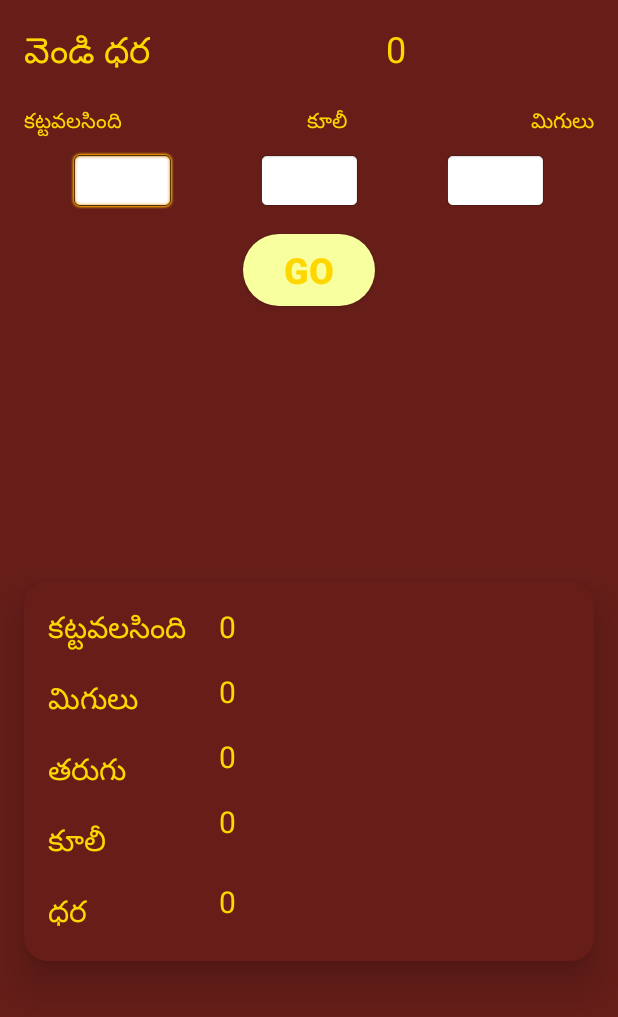
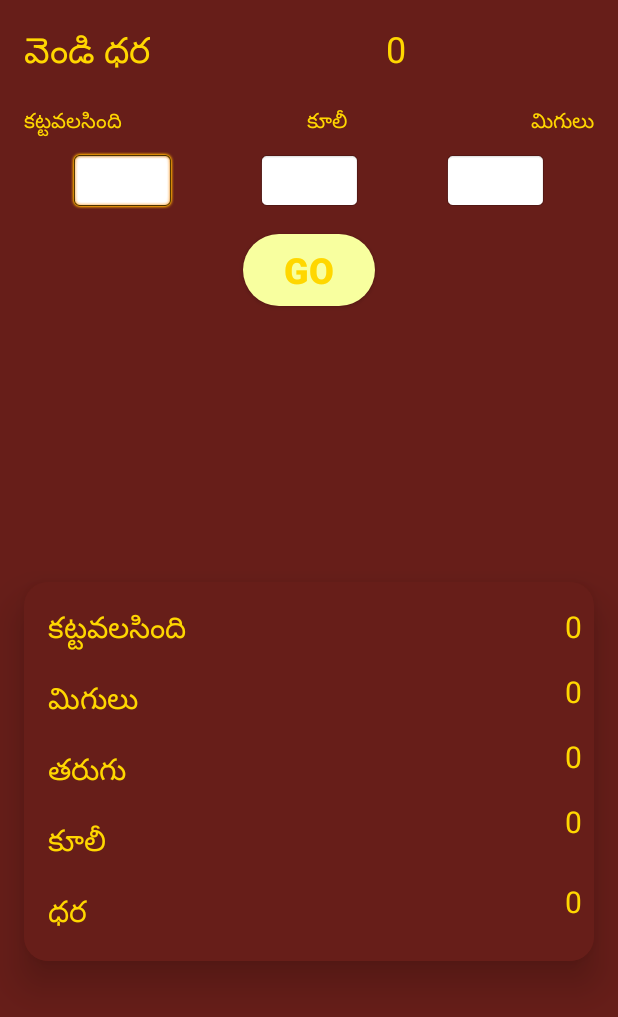
Before and after one commit to ajithr1/S-Rate-Cal, an Android app: the screen it shows after launch (MainActivity), on a phone screen of 412 x 824 dp. Shown: the top 1017 px of the screen. Run offline under Robolectric (Android 15) with nearby library versions, the phone set to English and light mode, and no system bars.

Commit message:
UI Optimizations 4.
Output optimized to 2 decimals.

```diff
--- a/app/src/main/res/layout/activity_main.xml
+++ b/app/src/main/res/layout/activity_main.xml
@@ -175,12 +175,12 @@
                 android:id="@+id/pay"
                 android:layout_width="wrap_content"
                 android:layout_height="wrap_content"
-                android:layout_marginStart="130dp"
                 android:layout_marginTop="16dp"
+                android:layout_marginEnd="8dp"
                 android:text="@string/_0"
                 android:textColor="#FFD700"
                 android:textSize="20sp"
-                app:layout_constraintStart_toStartOf="parent"
+                app:layout_constraintEnd_toEndOf="parent"
                 app:layout_constraintTop_toTopOf="parent" />
 
             <TextView
@@ -211,12 +211,12 @@
                 android:id="@+id/left"
                 android:layout_width="wrap_content"
                 android:layout_height="wrap_content"
-                android:layout_marginStart="130dp"
                 android:layout_marginTop="16dp"
+                android:layout_marginEnd="8dp"
                 android:text="@string/_0"
                 android:textColor="#FFD700"
                 android:textSize="20sp"
-                app:layout_constraintStart_toStartOf="parent"
+                app:layout_constraintEnd_toEndOf="parent"
                 app:layout_constraintTop_toBottomOf="@+id/pay" />
 
             <TextView
@@ -235,12 +235,12 @@
                 android:id="@+id/reduced"
                 android:layout_width="wrap_content"
                 android:layout_height="wrap_content"
-                android:layout_marginStart="130dp"
                 android:layout_marginTop="16dp"
+                android:layout_marginEnd="8dp"
                 android:text="@string/_0"
                 android:textColor="#FFD700"
                 android:textSize="20sp"
-                app:layout_constraintStart_toStartOf="parent"
+                app:layout_constraintEnd_toEndOf="parent"
                 app:layout_constraintTop_toBottomOf="@+id/left" />
 
             <TextView
@@ -261,12 +261,12 @@
                 android:id="@+id/wage"
                 android:layout_width="wrap_content"
                 android:layout_height="wrap_content"
-                android:layout_marginStart="130dp"
                 android:layout_marginTop="16dp"
+                android:layout_marginEnd="8dp"
                 android:text="@string/_0"
                 android:textColor="#FFD700"
                 android:textSize="20sp"
-                app:layout_constraintStart_toStartOf="parent"
+                app:layout_constraintEnd_toEndOf="parent"
                 app:layout_constraintTop_toBottomOf="@+id/reduced" />
 
             <TextView
@@ -274,13 +274,13 @@
                 android:layout_width="wrap_content"
                 android:layout_height="wrap_content"
                 android:layout_marginTop="16dp"
-                android:layout_marginStart="130dp"
+                android:layout_marginEnd="8dp"
                 android:layout_marginBottom="16dp"
                 android:text="@string/_0"
                 android:textColor="#FFD700"
                 android:textSize="20sp"
                 app:layout_constraintBottom_toBottomOf="parent"
-                app:layout_constraintStart_toStartOf="parent"
+                app:layout_constraintEnd_toEndOf="parent"
                 app:layout_constraintTop_toBottomOf="@+id/wage" />
         </androidx.constraintlayout.widget.ConstraintLayout>
     </androidx.cardview.widget.CardView>
```
Also changed, not shown: app/src/main/java/com/ajith/silverprice/MainActivity.java (+11 -11 lines).
